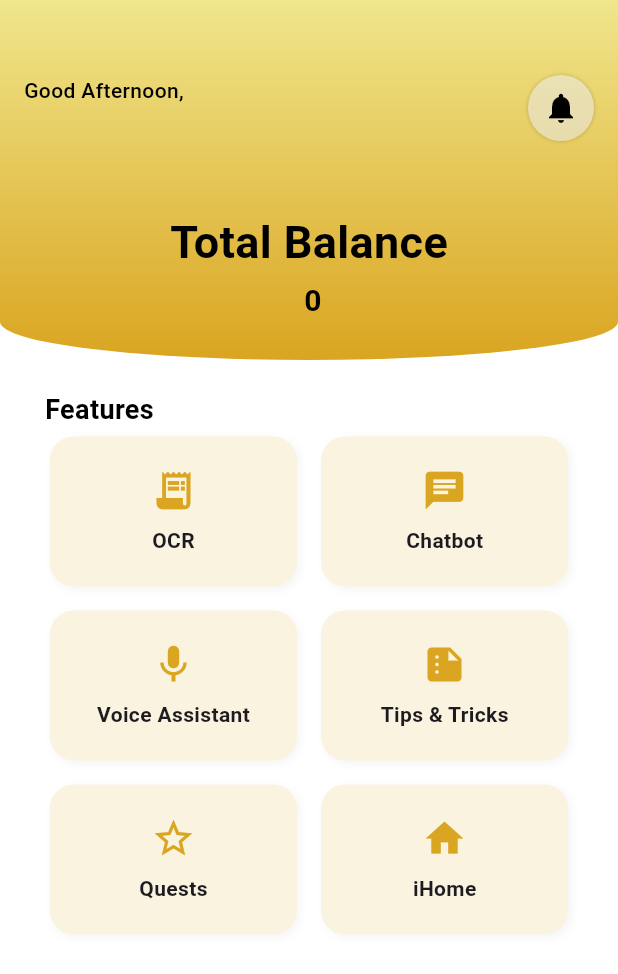
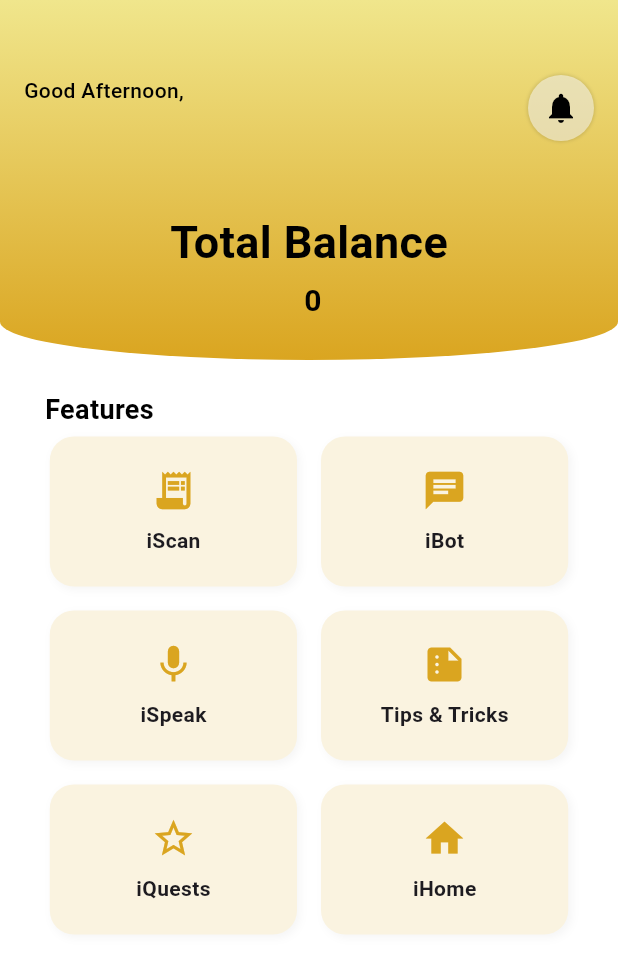
Before and after one commit to luciuswilbert/expenseApp, a Flutter app: the HomePage screen opened directly, on a phone screen of 412 x 824 dp. Shown: the top 974 px of the screen. Run offline on Flutter 3.47's test engine with Material 3 defaults, Android fonts, the phone set to English and light mode, and no system bars; our stand-ins replace carousel_slider, cloud_firestore, firebase_auth, firebase_core, firebase_storage, fl_chart and 9 more; missing offline and left inert: flutter_sound, google_speech; accounts and stored records are empty; project files that could hold a hidden picture were left out.

Commit message:
Features Name Changes

```diff
--- a/lib/pages/add_expense/ocr_add_expense.dart
+++ b/lib/pages/add_expense/ocr_add_expense.dart
@@ -205,7 +205,7 @@ class _OCRAddExpensePageState extends State<OCRAddExpensePage> {
       backgroundColor: Color(0xffE8E8E8),
       appBar: AppBar(
         title: const Text(
-          'OCR',
+          'iScan (Scan the Receipt)',
           style: TextStyle(fontWeight: FontWeight.bold, color: Colors.black),
         ),
         backgroundColor: const Color(0xffDAA520), // Goldenrod
--- a/lib/pages/add_expense/voice_assistant_add_expense.dart
+++ b/lib/pages/add_expense/voice_assistant_add_expense.dart
@@ -157,7 +157,7 @@ class _RecorderScreenState extends State<RecorderScreen> {
       backgroundColor: Color(0xffE8E8E8),
       appBar: AppBar(
         title: const Text(
-          'Voice Assistant',
+          'iSpeak (Voice Assistant)',
           style: TextStyle(fontWeight: FontWeight.bold, color: Colors.black),
         ),
         backgroundColor: const Color(0xffDAA520), // Goldenrod
--- a/lib/pages/home/home_page.dart
+++ b/lib/pages/home/home_page.dart
@@ -186,13 +186,13 @@ class _HomePageState extends State<HomePage> {
                 spacing: 16,
                 runSpacing: 16,
                 children: [
-                  _buildFeatureCard(Icons.receipt_long, "OCR", () {
+                  _buildFeatureCard(Icons.receipt_long, "iScan", () {
                     Navigator.pushNamed(context, '/ocr');
                   }),
-                  _buildFeatureCard(Icons.chat, "Chatbot", () {
+                  _buildFeatureCard(Icons.chat, "iBot", () {
                     Navigator.pushNamed(context, '/chatbot');
                   }),
-                  _buildFeatureCard(Icons.mic, "Voice Assistant", () {
+                  _buildFeatureCard(Icons.mic, "iSpeak", () {
                     Navigator.pushNamed(context, '/voice-assistant');
                   }),
                   _buildFeatureCard(Icons.summarize, "Tips & Tricks", () {
@@ -203,7 +203,7 @@ class _HomePageState extends State<HomePage> {
                       ),
                     );
                   }),
-                  _buildFeatureCard(Icons.star_border, "Quests", () {
+                  _buildFeatureCard(Icons.star_border, "iQuests", () {
                     Navigator.pushNamed(context, '/quests');
                   }),
                   _buildFeatureCard(Icons.home, "iHome", () {
--- a/lib/widgets/custom_three_dot_menu.dart
+++ b/lib/widgets/custom_three_dot_menu.dart
@@ -13,10 +13,10 @@ class CustomThreeDotMenu extends StatelessWidget {
     return PopupMenuButton<String>(
       icon: const Icon(Icons.more_vert, color: Colors.black, size: 28),
       shape: RoundedRectangleBorder(borderRadius: BorderRadius.circular(12)),
-      color: Colors.white, // ✅ White background for the menu
+      color: Colors.white,
       onSelected: (String value) {
         String? currentRoute =
-            ModalRoute.of(context)?.settings.name; // ✅ Get current route
+            ModalRoute.of(context)?.settings.name;
 
         if (value == "Manual" && currentRoute != '/add_expense') {
           Navigator.pushReplacement(
@@ -28,7 +28,7 @@ class CustomThreeDotMenu extends StatelessWidget {
               ), // ✅ Assign route name
             ),
           );
-        } else if (value == "OCR (Scan the Receipt)" &&
+        } else if (value == "iScan (Scan the Receipt)" &&
             currentRoute != '/ocr_add_expense') {
           Navigator.pushReplacement(
             context,
@@ -37,7 +37,7 @@ class CustomThreeDotMenu extends StatelessWidget {
               settings: const RouteSettings(name: '/ocr_add_expense'),
             ),
           );
-        } else if (value == "AI (Voice Assistant)" &&
+        } else if (value == "iSpeak (Voice Assistant)" &&
             currentRoute != '/ai_voice_assistant') {
           Navigator.pushReplacement(
             context,
@@ -52,11 +52,11 @@ class CustomThreeDotMenu extends StatelessWidget {
           (BuildContext context) => [
             _buildMenuItem("Manual", Icons.edit, Colors.blue),
             _buildMenuItem(
-              "OCR (Scan the Receipt)",
+              "iScan (Scan the Receipt)",
               Icons.camera_alt,
               Colors.green,
             ),
-            _buildMenuItem("AI (Voice Assistant)", Icons.mic, Colors.purple),
+            _buildMenuItem("iSpeak (Voice Assistant)", Icons.mic, Colors.purple),
           ],
     );
   }
```
